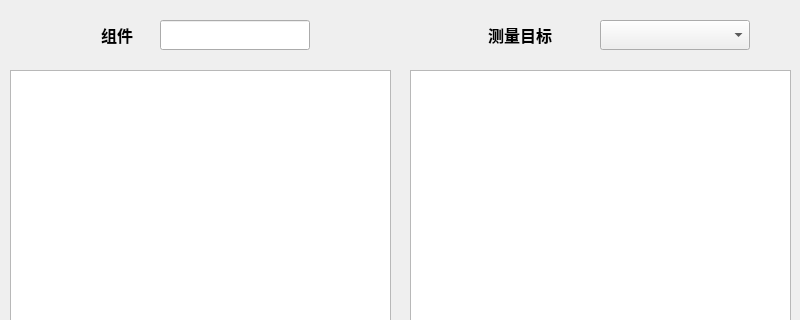
Above: TEW.ui from AaronGe88/TubeShapeExam before the change; both pictures show x 0 to 800 and y 0 to 320 of the 800 by 600 pixel window. Below: the same form after it.
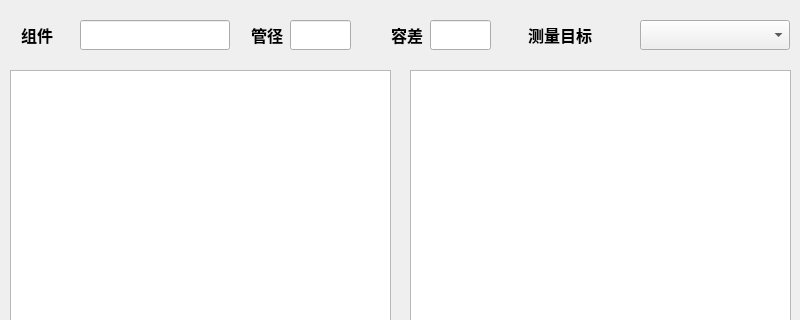
That is the form after the change. Icons and pictures are not drawn.

What changed in the file:
```diff
--- a/TEW.ui
+++ b/TEW.ui
@@ -80,7 +80,7 @@
   <widget class="QLabel" name="label_3">
    <property name="geometry">
     <rect>
-     <x>90</x>
+     <x>10</x>
      <y>20</y>
      <width>54</width>
      <height>30</height>
@@ -104,7 +104,7 @@
   <widget class="QLineEdit" name="lineEdit_ID">
    <property name="geometry">
     <rect>
-     <x>160</x>
+     <x>80</x>
      <y>20</y>
      <width>150</width>
      <height>30</height>
@@ -120,7 +120,7 @@
   <widget class="QComboBox" name="comboBox_model">
    <property name="geometry">
     <rect>
-     <x>600</x>
+     <x>640</x>
      <y>20</y>
      <width>150</width>
      <height>30</height>
@@ -162,7 +162,7 @@
   <widget class="QLabel" name="label_4">
    <property name="geometry">
     <rect>
-     <x>470</x>
+     <x>510</x>
      <y>20</y>
      <width>100</width>
      <height>30</height>
@@ -238,6 +238,86 @@
     </rect>
    </property>
   </widget>
+  <widget class="QLabel" name="label_6">
+   <property name="geometry">
+    <rect>
+     <x>240</x>
+     <y>20</y>
+     <width>54</width>
+     <height>30</height>
+    </rect>
+   </property>
+   <property name="font">
+    <font>
+     <family>Times New Roman</family>
+     <pointsize>12</pointsize>
+     <weight>75</weight>
+     <bold>true</bold>
+    </font>
+   </property>
+   <property name="text">
+    <string>管径</string>
+   </property>
+   <property name="alignment">
+    <set>Qt::AlignCenter</set>
+   </property>
+  </widget>
+  <widget class="QLineEdit" name="lineEdit_diameter">
+   <property name="geometry">
+    <rect>
+     <x>290</x>
+     <y>20</y>
+     <width>61</width>
+     <height>30</height>
+    </rect>
+   </property>
+   <property name="font">
+    <font>
+     <family>Times New Roman</family>
+     <pointsize>10</pointsize>
+    </font>
+   </property>
+  </widget>
+  <widget class="QLabel" name="label_7">
+   <property name="geometry">
+    <rect>
+     <x>380</x>
+     <y>20</y>
+     <width>54</width>
+     <height>30</height>
+    </rect>
+   </property>
+   <property name="font">
+    <font>
+     <family>Times New Roman</family>
+     <pointsize>12</pointsize>
+     <weight>75</weight>
+     <bold>true</bold>
+    </font>
+   </property>
+   <property name="text">
+    <string>容差</string>
+   </property>
+   <property name="alignment">
+    <set>Qt::AlignCenter</set>
+   </property>
+  </widget>
+  <widget class="QLineEdit" name="lineEdit_tolerance">
+   <property name="geometry">
+    <rect>
+     <x>430</x>
+     <y>20</y>
+     <width>61</width>
+     <height>30</height>
+    </rect>
+   </property>
+   <property name="font">
+    <font>
+     <family>Times New Roman</family>
+     <pointsize>10</pointsize>
+    </font>
+   </property>
+  </widget>
  </widget>
  <resources/>
  <connections>
```
